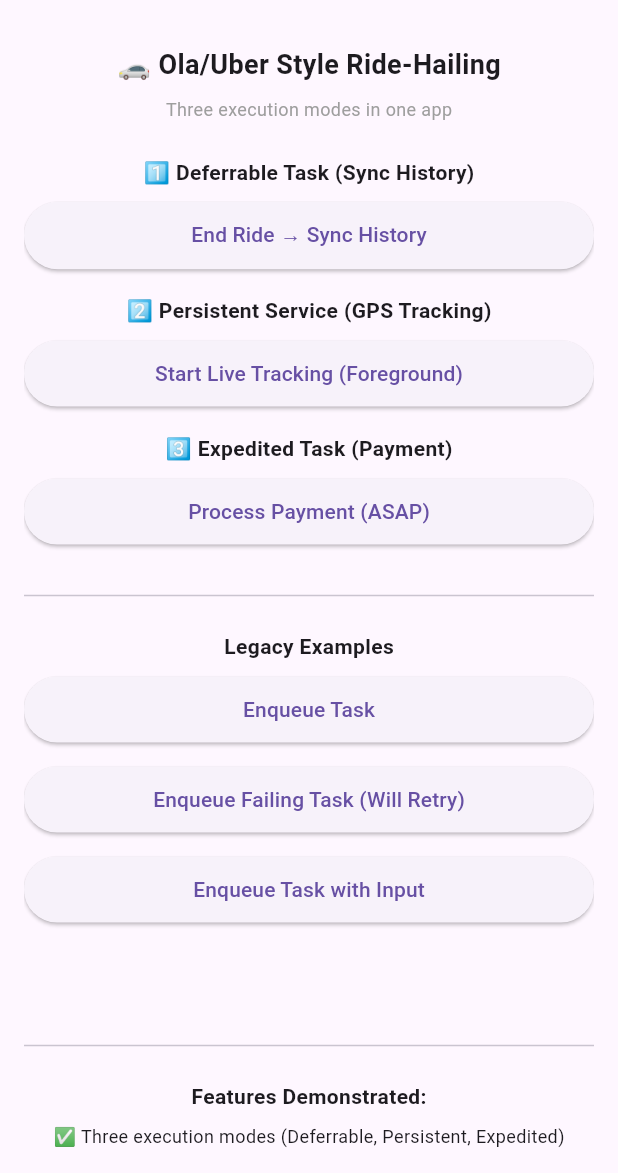
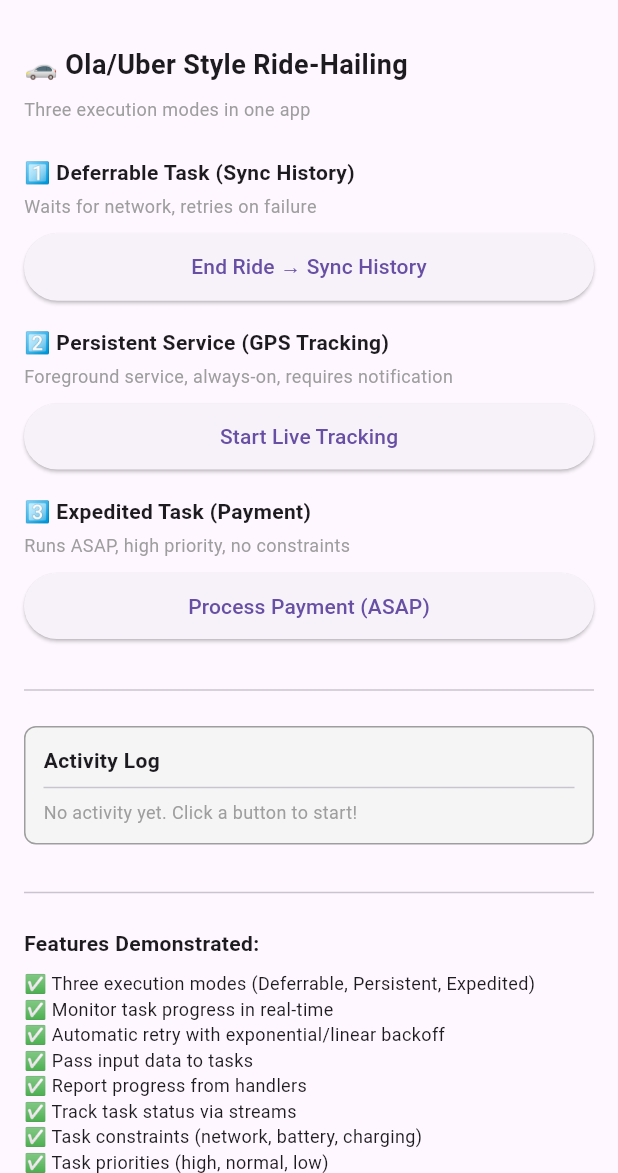
Before and after one commit to ramprasad090/taskflow, a Flutter app: the screen it shows after launch, on a phone screen of 412 x 824 dp, the part 63-1236 px from its top. Run offline on Flutter 3.47's test engine with Material 3 defaults, Android fonts, the phone set to English and light mode, and no system bars; our stand-ins replace plugin_platform_interface.

Commit message:
Enhance example: add real-time results display, activity log, and mode explanations

```diff
--- a/example/lib/main.dart
+++ b/example/lib/main.dart
@@ -102,17 +102,18 @@ class ExampleHome extends StatefulWidget {
 class _ExampleHomeState extends State<ExampleHome> {
   String? _executionId;
   TaskStatus? _currentStatus;
+  Map<String, dynamic>? _taskResult;
+  final List<String> _activityLog = [];
 
   @override
   Widget build(BuildContext context) {
     return Scaffold(
       appBar: AppBar(title: const Text('TaskFlow: Ride-Hailing Example')),
-      body: Center(
+      body: SingleChildScrollView(
         child: Padding(
           padding: const EdgeInsets.all(16),
-          child: SingleChildScrollView(
           child: Column(
-              mainAxisAlignment: MainAxisAlignment.center,
+            crossAxisAlignment: CrossAxisAlignment.start,
             children: [
               const Text(
                 '🚗 Ola/Uber Style Ride-Hailing',
@@ -124,168 +125,186 @@ class _ExampleHomeState extends State<ExampleHome> {
                 style: TextStyle(fontSize: 12, color: Colors.grey),
               ),
               const SizedBox(height: 24),
+
               // ===== MODE 1: Deferrable Task =====
-                const Text(
-                  '1️⃣ Deferrable Task (Sync History)',
-                  style: TextStyle(fontSize: 14, fontWeight: FontWeight.bold),
-                ),
-                const SizedBox(height: 8),
-                _buildButton(
-                  'End Ride → Sync History',
-                  () async {
-                    final id = await TaskFlow.enqueue(
-                      'syncRideHistory',
-                      input: {'rideId': 'ride_${DateTime.now().millisecondsSinceEpoch}'},
-                      constraints: TaskConstraints(
-                        network: NetworkConstraint.connected,
-                      ),
-                      retry: RetryPolicy.exponential(
-                        maxAttempts: 3,
-                        initialDelay: Duration(seconds: 5),
-                      ),
-                    );
-                    setState(() => _executionId = id);
-                    _monitorTask(id);
-                  },
+              _buildModeSection(
+                title: '1️⃣ Deferrable Task (Sync History)',
+                description: 'Waits for network, retries on failure',
+                buttonLabel: 'End Ride → Sync History',
+                onPressed: () => _enqueueDeferrable(),
               ),
               const SizedBox(height: 16),
+
               // ===== MODE 2: Persistent Service =====
-                const Text(
-                  '2️⃣ Persistent Service (GPS Tracking)',
-                  style: TextStyle(fontSize: 14, fontWeight: FontWeight.bold),
-                ),
-                const SizedBox(height: 8),
-                _buildButton(
-                  'Start Live Tracking (Foreground)',
-                  () async {
-                    // Note: In real app, this would start a foreground service
-                    final id = await TaskFlow.enqueue(
-                      'updateLocation',
-                      input: {'lat': 12.9716, 'lng': 77.5946},
-                    );
-                    setState(() => _executionId = id);
-                    _monitorTask(id);
-                  },
+              _buildModeSection(
+                title: '2️⃣ Persistent Service (GPS Tracking)',
+                description: 'Foreground service, always-on, requires notification',
+                buttonLabel: 'Start Live Tracking',
+                onPressed: () => _enqueuePersistent(),
               ),
               const SizedBox(height: 16),
+
               // ===== MODE 3: Expedited Task =====
-                const Text(
-                  '3️⃣ Expedited Task (Payment)',
-                  style: TextStyle(fontSize: 14, fontWeight: FontWeight.bold),
+              _buildModeSection(
+                title: '3️⃣ Expedited Task (Payment)',
+                description: 'Runs ASAP, high priority, no constraints',
+                buttonLabel: 'Process Payment (ASAP)',
+                onPressed: () => _enqueueExpedited(),
               ),
-                const SizedBox(height: 8),
-                _buildButton(
-                  'Process Payment (ASAP)',
-                  () async {
-                    final id = await TaskFlow.enqueue(
-                      'processPayment',
-                      priority: TaskPriority.high,
-                      input: {'amount': 250.50},
-                    );
-                    setState(() => _executionId = id);
-                    _monitorTask(id);
-                  },
-                ),
+
               const SizedBox(height: 24),
               const Divider(),
               const SizedBox(height: 16),
-                // ===== Legacy Examples =====
-                const Text(
-                  'Legacy Examples',
-                  style: TextStyle(fontSize: 14, fontWeight: FontWeight.bold),
-                ),
-                const SizedBox(height: 8),
-                _buildButton(
-                  'Enqueue Task',
-                  () async {
-                    final id = await TaskFlow.enqueue(
-                      'exampleTask',
-                      constraints: TaskConstraints(
-                        network: NetworkConstraint.connected,
-                      ),
-                      retry: RetryPolicy.exponential(
-                        maxAttempts: 3,
-                        initialDelay: Duration(seconds: 5),
-                      ),
-                    );
-                    setState(() => _executionId = id);
-                    _monitorTask(id);
-                  },
-                ),
-                const SizedBox(height: 12),
-                _buildButton(
-                  'Enqueue Failing Task (Will Retry)',
-                  () async {
-                    final id = await TaskFlow.enqueue(
-                      'failingTask',
-                      retry: RetryPolicy.linear(
-                        maxAttempts: 2,
-                        delay: Duration(seconds: 2),
-                      ),
-                    );
-                    setState(() => _executionId = id);
-                    _monitorTask(id);
-                  },
-                ),
-                const SizedBox(height: 12),
-                _buildButton(
-                  'Enqueue Task with Input',
-                  () async {
-                    final id = await TaskFlow.enqueue(
-                      'delayedTask',
-                      input: {'seconds': 5},
-                    );
-                    setState(() => _executionId = id);
-                    _monitorTask(id);
-                  },
-                ),
-                const SizedBox(height: 24),
+
+              // ===== RESULTS PANEL =====
               if (_executionId != null) ...[
                 Container(
                   padding: const EdgeInsets.all(12),
                   decoration: BoxDecoration(
+                    color: Colors.blue[50],
+                    border: Border.all(color: Colors.blue),
+                    borderRadius: BorderRadius.circular(8),
+                  ),
+                  child: Column(
+                    crossAxisAlignment: CrossAxisAlignment.start,
+                    children: [
+                      Row(
+                        mainAxisAlignment: MainAxisAlignment.spaceBetween,
+                        children: [
+                          const Text(
+                            'Task Status & Results',
+                            style: TextStyle(fontWeight: FontWeight.bold, fontSize: 14),
+                          ),
+                          Chip(
+                            label: Text(_statusString(_currentStatus)),
+                            backgroundColor: _statusColor(_currentStatus).withValues(alpha: 0.3),
+                            labelStyle: TextStyle(
+                              color: _statusColor(_currentStatus),
+                              fontWeight: FontWeight.bold,
+                            ),
+                          ),
+                        ],
+                      ),
+                      const SizedBox(height: 8),
+                      Text(
+                        'ID: $_executionId',
+                        style: const TextStyle(fontSize: 11, color: Colors.grey),
+                      ),
+                      const SizedBox(height: 8),
+
+                      // Progress bar
+                      if (_currentStatus is TaskRunning)
+                        Column(
+                          children: [
+                            LinearProgressIndicator(
+                              value: (_currentStatus as TaskRunning).progress,
+                              minHeight: 8,
+                            ),
+                            const SizedBox(height: 4),
+                            Text(
+                              'Progress: ${((_currentStatus as TaskRunning).progress * 100).toStringAsFixed(0)}%',
+                              style: const TextStyle(fontSize: 12),
+                            ),
+                            const SizedBox(height: 8),
+                          ],
+                        ),
+
+                      // Task result display
+                      if (_taskResult != null)
+                        Container(
+                          padding: const EdgeInsets.all(8),
+                          decoration: BoxDecoration(
+                            color: Colors.white,
+                            borderRadius: BorderRadius.circular(4),
+                            border: Border.all(color: Colors.green, width: 2),
+                          ),
+                          child: Column(
+                            crossAxisAlignment: CrossAxisAlignment.start,
+                            children: [
+                              const Text(
+                                '✅ Task Result:',
+                                style: TextStyle(fontWeight: FontWeight.bold, color: Colors.green),
+                              ),
+                              const SizedBox(height: 8),
+                              ..._taskResult!.entries.map((e) => Padding(
+                                padding: const EdgeInsets.symmetric(vertical: 4),
+                                child: Row(
+                                  crossAxisAlignment: CrossAxisAlignment.start,
+                                  children: [
+                                    Text(
+                                      '${e.key}: ',
+                                      style: const TextStyle(fontWeight: FontWeight.bold, fontSize: 12),
+                                    ),
+                                    Expanded(
+                                      child: Text(
+                                        '${e.value}',
+                                        style: const TextStyle(fontSize: 12, color: Colors.green),
+                                        overflow: TextOverflow.ellipsis,
+                                      ),
+                                    ),
+                                  ],
+                                ),
+                              )),
+                            ],
+                          ),
+                        ),
+                    ],
+                  ),
+                ),
+                const SizedBox(height: 16),
+              ],
+
+              // ===== ACTIVITY LOG =====
+              Container(
+                padding: const EdgeInsets.all(12),
+                decoration: BoxDecoration(
+                  color: Colors.grey[100],
                   border: Border.all(color: Colors.grey),
                   borderRadius: BorderRadius.circular(8),
                 ),
                 child: Column(
                   crossAxisAlignment: CrossAxisAlignment.start,
                   children: [
-                        Text(
-                          'Execution ID: $_executionId',
-                          style: const TextStyle(fontSize: 12),
+                    Row(
+                      mainAxisAlignment: MainAxisAlignment.spaceBetween,
+                      children: [
+                        const Text(
+                          'Activity Log',
+                          style: TextStyle(fontWeight: FontWeight.bold),
                         ),
-                        const SizedBox(height: 8),
-                        if (_currentStatus != null)
-                          Text(
-                            'Status: ${_statusString(_currentStatus!)}',
-                            style: TextStyle(
-                              fontSize: 14,
-                              fontWeight: FontWeight.w500,
-                              color: _statusColor(_currentStatus!),
-                            ),
-                          ),
-                        if (_currentStatus is TaskRunning)
-                          Column(
-                            children: [
-                              const SizedBox(height: 8),
-                              LinearProgressIndicator(
-                                value: (_currentStatus as TaskRunning).progress,
-                              ),
-                              const SizedBox(height: 4),
-                              Text(
-                                'Progress: ${((_currentStatus as TaskRunning).progress * 100).toStringAsFixed(0)}%',
-                                style: const TextStyle(fontSize: 12),
+                        if (_activityLog.isNotEmpty)
+                          TextButton(
+                            onPressed: () => setState(() => _activityLog.clear()),
+                            child: const Text('Clear', style: TextStyle(fontSize: 12)),
                           ),
                       ],
                     ),
+                    const Divider(),
+                    if (_activityLog.isEmpty)
+                      const Text(
+                        'No activity yet. Click a button to start!',
+                        style: TextStyle(fontSize: 12, color: Colors.grey),
+                      )
+                    else
+                      ...List.generate(
+                        _activityLog.length,
+                        (i) => Padding(
+                          padding: const EdgeInsets.symmetric(vertical: 4),
+                          child: Text(
+                            _activityLog[i],
+                            style: const TextStyle(fontSize: 11, fontFamily: 'monospace'),
+                          ),
+                        ),
+                      ).reversed,
                   ],
                 ),
               ),
-                ],
-                const SizedBox(height: 24),
+
               const SizedBox(height: 24),
               const Divider(),
               const SizedBox(height: 16),
+
+              // ===== FEATURES =====
               const Text(
                 'Features Demonstrated:',
                 style: TextStyle(fontWeight: FontWeight.bold),
@@ -299,48 +318,120 @@ class _ExampleHomeState extends State<ExampleHome> {
                 '✅ Report progress from handlers\n'
                 '✅ Track task status via streams\n'
                 '✅ Task constraints (network, battery, charging)\n'
-                  '✅ Task priorities (high, normal, low)\n',
+                '✅ Task priorities (high, normal, low)\n'
+                '✅ Display task results & activity log\n',
                 style: TextStyle(fontSize: 12),
               ),
             ],
           ),
         ),
       ),
-      ),
     );
   }
 
-  void _monitorTask(String executionId) {
-    TaskFlow.monitorExecution(executionId).listen((status) {
-      setState(() => _currentStatus = status);
-    });
-  }
-
-  Widget _buildButton(String label, VoidCallback onPressed) {
-    return SizedBox(
+  Widget _buildModeSection({
+    required String title,
+    required String description,
+    required String buttonLabel,
+    required VoidCallback onPressed,
+  }) {
+    return Column(
+      crossAxisAlignment: CrossAxisAlignment.start,
+      children: [
+        Text(title, style: const TextStyle(fontSize: 14, fontWeight: FontWeight.bold)),
+        const SizedBox(height: 4),
+        Text(description, style: const TextStyle(fontSize: 12, color: Colors.grey)),
+        const SizedBox(height: 8),
+        SizedBox(
           width: double.infinity,
           child: ElevatedButton(
             onPressed: onPressed,
             child: Padding(
               padding: const EdgeInsets.all(12),
-          child: Text(label),
+              child: Text(buttonLabel),
             ),
           ),
+        ),
+      ],
     );
   }
 
-  String _statusString(TaskStatus status) {
+  void _enqueueDeferrable() async {
+    final id = await TaskFlow.enqueue(
+      'syncRideHistory',
+      input: {'rideId': 'ride_${DateTime.now().millisecondsSinceEpoch}'},
+      constraints: TaskConstraints(network: NetworkConstraint.connected),
+      retry: RetryPolicy.exponential(maxAttempts: 3, initialDelay: Duration(seconds: 5)),
+    );
+    _logActivity('[DEFERRABLE] Task enqueued: $id');
+    setState(() => _executionId = id);
+    _monitorTask(id);
+  }
+
+  void _enqueuePersistent() async {
+    final id = await TaskFlow.enqueue(
+      'updateLocation',
+      input: {'lat': 12.9716, 'lng': 77.5946},
+    );
+    _logActivity('[PERSISTENT] Service started: $id');
+    setState(() => _executionId = id);
+    _monitorTask(id);
+  }
+
+  void _enqueueExpedited() async {
+    final id = await TaskFlow.enqueue(
+      'processPayment',
+      priority: TaskPriority.high,
+      input: {'amount': 250.50},
+    );
+    _logActivity('[EXPEDITED] Payment task queued: $id');
+    setState(() => _executionId = id);
+    _monitorTask(id);
+  }
+
+  void _monitorTask(String executionId) {
+    TaskFlow.monitorExecution(executionId).listen((status) {
+      setState(() {
+        _currentStatus = status;
+
+        if (status is TaskSucceeded) {
+          _taskResult = status.data;
+          _logActivity('✅ Task succeeded');
+        } else if (status is TaskRunning) {
+          _logActivity('⏳ Running (${(status.progress * 100).toStringAsFixed(0)}%)');
+        } else if (status is TaskQueued) {
+          _logActivity('📋 Task queued');
+        } else if (status is TaskFailed) {
+          _logActivity('❌ Task failed: ${status.error}');
+        } else if (status is TaskRetrying) {
+          _logActivity('🔄 Retrying (attempt ${status.attempt})...');
+        }
+      });
+    });
+  }
+
+  void _logActivity(String message) {
+    final timestamp = DateTime.now().toString().split('.')[0].split(' ')[1];
+    setState(() {
+      _activityLog.add('[$timestamp] $message');
+      if (_activityLog.length > 20) _activityLog.removeAt(0);
+    });
+  }
+
+  String _statusString(TaskStatus? status) {
+    if (status == null) return 'Idle';
     return switch (status) {
       TaskQueued() => 'Queued',
       TaskRunning() => 'Running',
-      TaskSucceeded() => 'Succeeded',
-      TaskFailed() => 'Failed',
-      TaskRetrying() => 'Retrying',
+      TaskSucceeded() => 'Succeeded ✅',
+      TaskFailed() => 'Failed ❌',
+      TaskRetrying() => 'Retrying 🔄',
       TaskCancelled() => 'Cancelled',
     };
   }
 
-  Color _statusColor(TaskStatus status) {
+  Color _statusColor(TaskStatus? status) {
+    if (status == null) return Colors.grey;
     return switch (status) {
       TaskQueued() => Colors.blue,
       TaskRunning() => Colors.orange,
```
Lines whose indentation alone changed are shown as unchanged.
